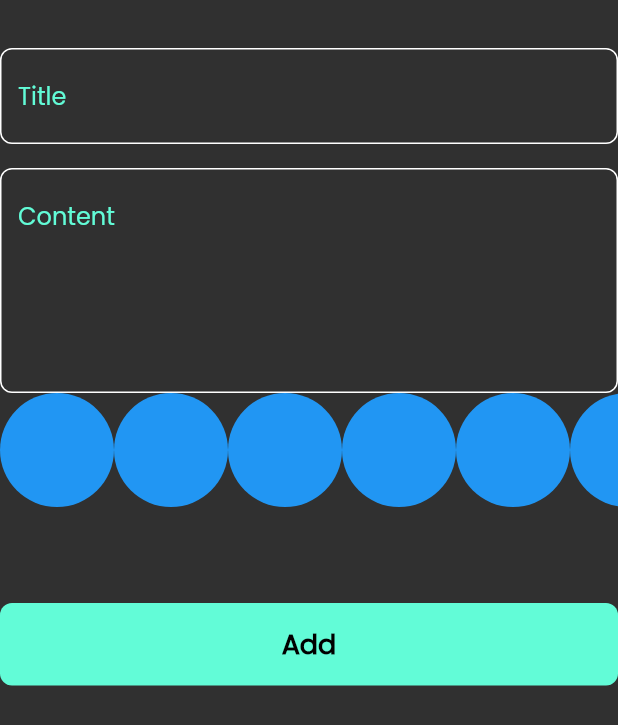
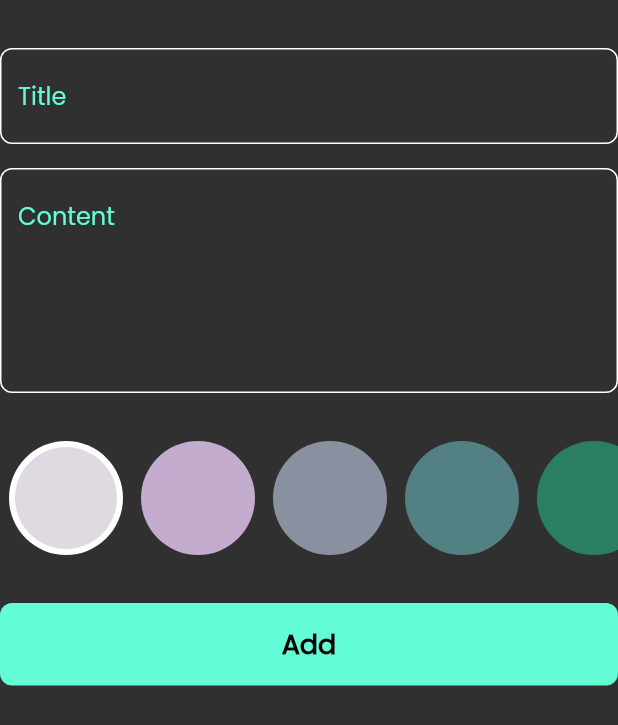
Before and after one commit to AyaallahEmara/notes_app, a Flutter app: the AddNoteForm widget shown alone on an empty page, opened directly, on a phone screen of 412 x 824 dp. Shown: the top 725 px of the screen. Run offline on Flutter 3.47's test engine with Material 2 defaults, Android fonts, the phone set to English and light mode, and no system bars; our stand-ins replace bloc, flutter_bloc, hive, hive_flutter, modal_progress_hud_nsn; accounts and stored records are empty.

Commit message:
create colors list view part two

```diff
--- a/lib/widgets/add_note_form.dart
+++ b/lib/widgets/add_note_form.dart
@@ -34,8 +34,9 @@ class _AddNoteFormState extends State<AddNoteForm> {
           CustomTextField(hint: 'Content', maxLines: 5, onSaved: (value) {
             subTitle = value;
           },),
+          const SizedBox(height: 32,),
           ColorsListView(),
-          const SizedBox(height: 64,),
+          const SizedBox(height: 32,),
           BlocBuilder<AddNoteCubit, AddNoteState>(
             builder: (context, state) {
               return CustomButton(
--- a/lib/widgets/colors_list_view.dart
+++ b/lib/widgets/colors_list_view.dart
@@ -1,30 +1,60 @@
 import 'package:flutter/material.dart';
 
 class ColorItem extends StatelessWidget {
-  const ColorItem({Key? key}) : super(key: key);
-
+  const ColorItem({Key? key, required this.isActive, required this.color}) : super(key: key);
+  final bool isActive;
+  final Color color;
   @override
   Widget build(BuildContext context) {
-    return CircleAvatar(
+    return isActive ? CircleAvatar(
+      backgroundColor: Colors.white,
       radius: 38,
-      backgroundColor: Colors.blue,
+      child: CircleAvatar(
+        radius: 34,
+        backgroundColor: color,
+      ),
+    ) :CircleAvatar(
+      radius: 38,
+      backgroundColor: color,
     );
   }
 }
 
-class ColorsListView extends StatelessWidget {
+class ColorsListView extends StatefulWidget {
   const ColorsListView({Key? key}) : super(key: key);
 
+  @override
+  State<ColorsListView> createState() => _ColorsListViewState();
+}
+
+class _ColorsListViewState extends State<ColorsListView> {
+  int currentIndex = 0 ;
+  List<Color> colors = [Color(0xFFDFD9E2),
+    Color(0xFFC3ACCE),
+    Color(0xFF89909F),
+    Color(0xFF538083),
+    Color(0xFF2A7F62)];
   @override
   Widget build(BuildContext context) {
     return SizedBox(
       height: 76,
       child: ListView.builder(
-        itemCount: 10,
+        itemCount: colors.length,
         scrollDirection: Axis.horizontal,
         itemBuilder: ( context,  index)
         {
-          return const ColorItem();
+          return  Padding(
+            padding:  EdgeInsets.symmetric(horizontal: 6),
+            child: GestureDetector(
+              onTap: ()
+                {
+                  currentIndex=index;
+                  setState(() {
+
+                  });
+                },
+                child: ColorItem(isActive: currentIndex == index ,color: colors[index],)),
+          );
         },
 
       ),
```
